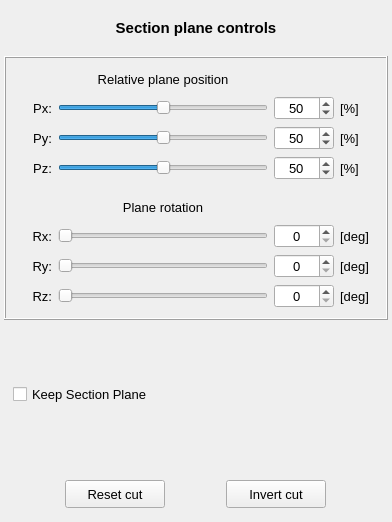
open-pulse/OpenPulse, file pulse/interface/data/ui_files/render/section_plane_inputs.ui: the form before one commit.
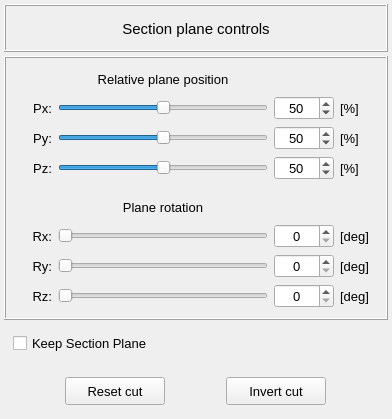
The form after the commit.

Commit message: Let the pipe section transition visually friendly

The edit to the form file:
```diff
--- a/pulse/interface/data/ui_files/render/section_plane_inputs.ui
+++ b/pulse/interface/data/ui_files/render/section_plane_inputs.ui
@@ -7,7 +7,7 @@
     <x>0</x>
     <y>0</y>
     <width>392</width>
-    <height>522</height>
+    <height>406</height>
    </rect>
   </property>
   <property name="windowTitle">
@@ -806,7 +806,7 @@
       </size>
      </property>
      <property name="frameShape">
-      <enum>QFrame::NoFrame</enum>
+      <enum>QFrame::Box</enum>
      </property>
      <property name="frameShadow">
       <enum>QFrame::Raised</enum>
@@ -829,8 +829,6 @@
         <property name="font">
          <font>
           <pointsize>11</pointsize>
-          <weight>75</weight>
-          <bold>true</bold>
          </font>
         </property>
         <property name="text">
```
Left out of the diff: 52 changed lines with no effect on the pictures. The commit also changes 1 other file.
